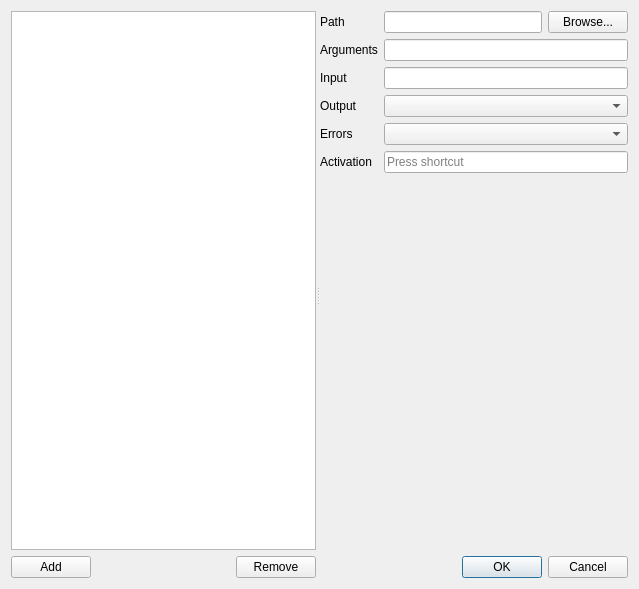
Before: the Qt Designer form ui/tool_editor_widget.ui in Toeger/SCE, drawn with Qt 5.
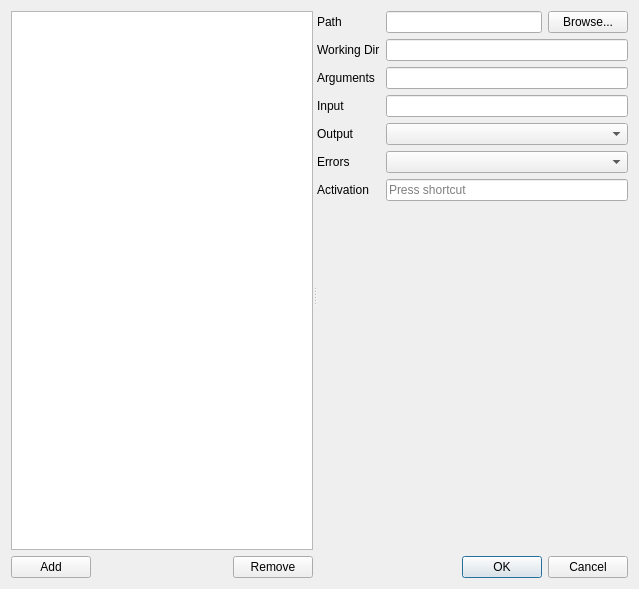
After: the same form once the commit is applied.

Commit message:
Added working directory as a tools property.
Also started with displaying results.

Diff of the .ui file:
```diff
--- a/ui/tool_editor_widget.ui
+++ b/ui/tool_editor_widget.ui
@@ -85,56 +85,66 @@
            </item>
           </layout>
          </item>
-         <item row="1" column="0">
+         <item row="2" column="0">
           <widget class="QLabel" name="arguments_label">
            <property name="text">
             <string>Arguments</string>
            </property>
           </widget>
          </item>
-         <item row="2" column="0">
+         <item row="2" column="1">
+          <widget class="QLineEdit" name="arguments_lineEdit"/>
+         </item>
+         <item row="3" column="0">
           <widget class="QLabel" name="input_label">
            <property name="text">
             <string>Input</string>
            </property>
           </widget>
          </item>
-         <item row="3" column="0">
+         <item row="3" column="1">
+          <widget class="QLineEdit" name="input_lineEdit"/>
+         </item>
+         <item row="4" column="0">
           <widget class="QLabel" name="output_label">
            <property name="text">
             <string>Output</string>
            </property>
           </widget>
          </item>
-         <item row="4" column="0">
+         <item row="4" column="1">
+          <widget class="QComboBox" name="output_comboBox"/>
+         </item>
+         <item row="5" column="0">
           <widget class="QLabel" name="errors_label">
            <property name="text">
             <string>Errors</string>
            </property>
           </widget>
          </item>
-         <item row="5" column="0">
+         <item row="5" column="1">
+          <widget class="QComboBox" name="errors_comboBox"/>
+         </item>
+         <item row="6" column="0">
           <widget class="QLabel" name="activation_label">
            <property name="text">
             <string>Activation</string>
            </property>
           </widget>
          </item>
-         <item row="1" column="1">
-          <widget class="QLineEdit" name="arguments_lineEdit"/>
-         </item>
-         <item row="2" column="1">
-          <widget class="QLineEdit" name="input_lineEdit"/>
-         </item>
-         <item row="3" column="1">
-          <widget class="QComboBox" name="output_comboBox"/>
-         </item>
-         <item row="4" column="1">
-          <widget class="QComboBox" name="errors_comboBox"/>
-         </item>
-         <item row="5" column="1">
+         <item row="6" column="1">
           <widget class="QKeySequenceEdit" name="activation_keySequenceEdit"/>
          </item>
+         <item row="1" column="0">
+          <widget class="QLabel" name="working_dir_label">
+           <property name="text">
+            <string>Working Dir</string>
+           </property>
+          </widget>
+         </item>
+         <item row="1" column="1">
+          <widget class="QLineEdit" name="working_dir_lineEdit"/>
+         </item>
         </layout>
        </item>
        <item>
```
Left out of the diff: 64 changed lines with no effect on the pictures. The commit also changes 5 other files.
